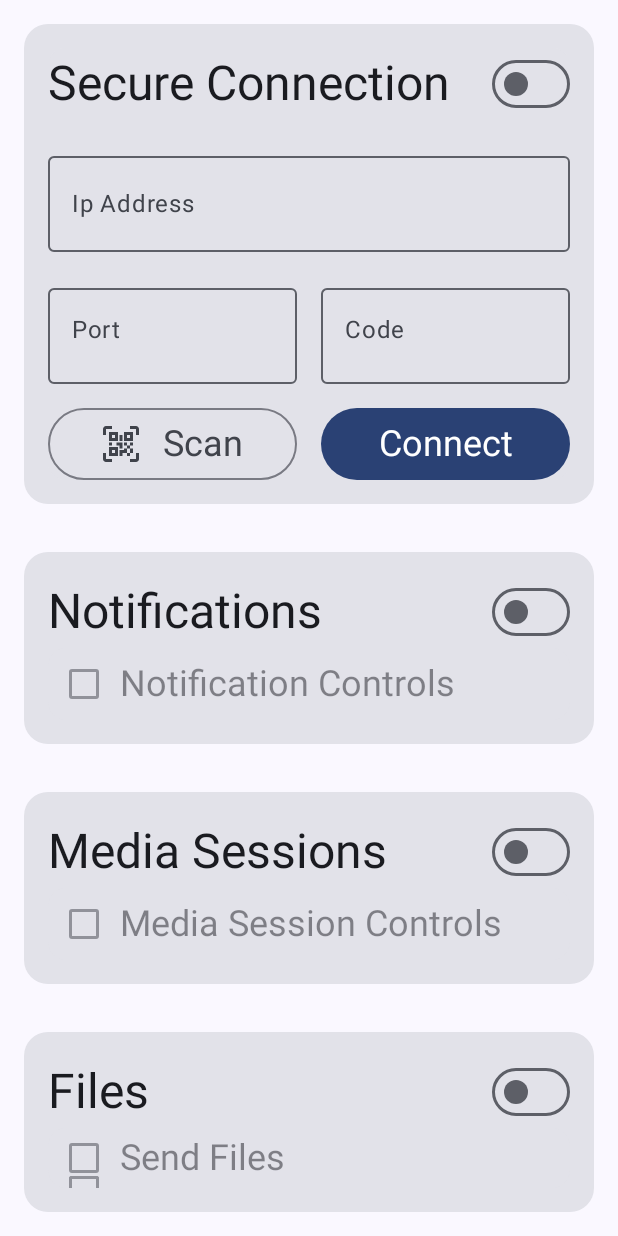
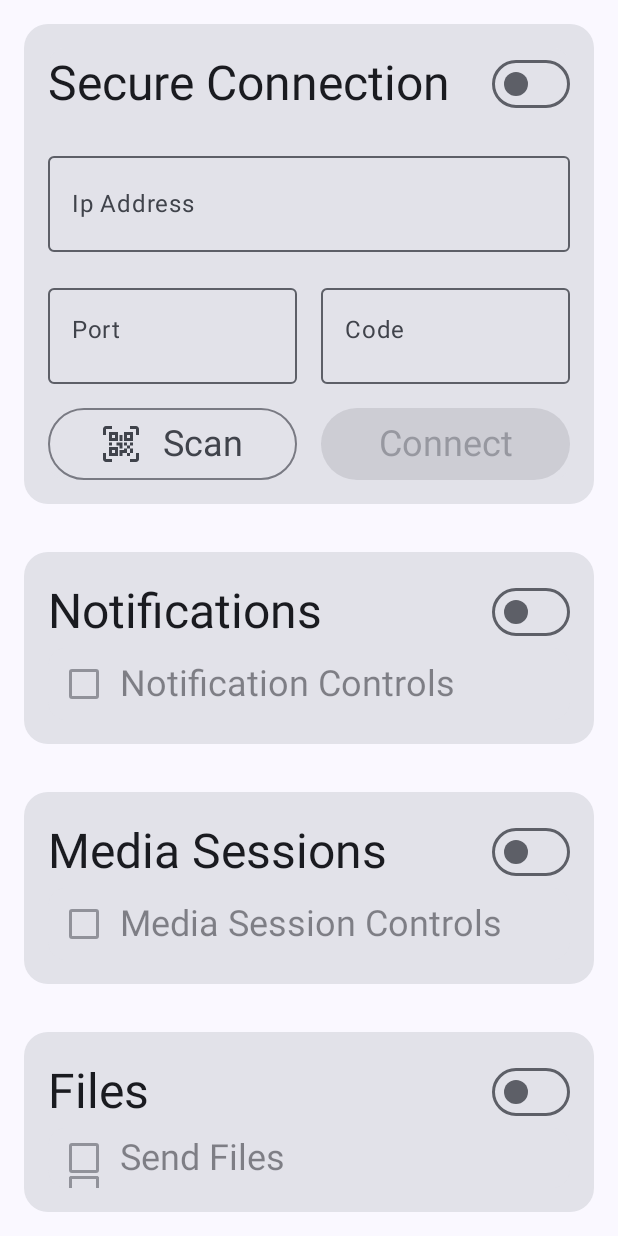
Before and after one commit to MusaKavak/uzayan-android, an Android app built with Jetpack Compose: the screen it shows after launch (MainActivity), on a phone screen of 412 x 824 dp. Run offline under Robolectric (Android 15) with nearby library versions, the phone set to English and light mode, and no system bars.

Commit message:
Connect Button

```diff
--- a/app/src/main/java/dev/musakavak/uzayan/MainActivity.kt
+++ b/app/src/main/java/dev/musakavak/uzayan/MainActivity.kt
@@ -27,7 +27,7 @@ class MainActivity : ComponentActivity() {
     override fun onCreate(savedInstanceState: Bundle?) {
         super.onCreate(savedInstanceState)
 
-        startService()
+        readUriAndStartService()
 
         val padding = 16.dp
         setContent {
@@ -39,7 +39,7 @@ class MainActivity : ComponentActivity() {
                         .padding(padding),
                 ) {
                     Column(horizontalAlignment = Alignment.CenterHorizontally) {
-                        ConnectionStateCard(padding)
+                        ConnectionStateCard(padding, ::startService)
                         Spacer(Modifier.padding(padding))
                         val sp = getSharedPreferences("uzayan_allow_list", Context.MODE_PRIVATE)
                         AllowListColumn(padding, AllowListManager(sp))
@@ -49,15 +49,24 @@ class MainActivity : ComponentActivity() {
         }
     }
 
-    private fun startService() {
+    private fun readUriAndStartService() {
         intent.data?.let {
             val ip = it.getQueryParameter("ip")
             val port = it.getQueryParameter("port")?.toIntOrNull()
-            val code = it.getQueryParameter("code")
+            val code = it.getQueryParameter("code")?.toIntOrNull()
             val secure = it.getQueryParameter("secure")?.toBooleanStrictOrNull()
 
+            startService(ip, port, code, secure)
+        }
+    }
+
+    private fun startService(
+        ip: String?,
+        port: Int?,
+        code: Int?,
+        secure: Boolean?
+    ) {
         if (ip != null && port != null && code != null && secure != null) {
-
             stopService(Intent(this, UzayanForegroundService::class.java))
 
             val intent = Intent(this, UzayanForegroundService::class.java).apply {
@@ -68,8 +77,6 @@ class MainActivity : ComponentActivity() {
             }
 
             startForegroundService(intent)
-                //    PairTool().sendPairRequest(ip, port, code, deviceName)
         }
     }
 }
-}
--- a/app/src/main/java/dev/musakavak/uzayan/components/ConnectionStateCard.kt
+++ b/app/src/main/java/dev/musakavak/uzayan/components/ConnectionStateCard.kt
@@ -20,7 +20,10 @@ import dev.musakavak.uzayan.R
 import dev.musakavak.uzayan.socket.ConnectionState
 
 @Composable
-fun ConnectionStateCard(padding: Dp) {
+fun ConnectionStateCard(
+    padding: Dp,
+    startService: (String?, Int?, Int?, Boolean?) -> Unit
+) {
     Card(
         modifier = Modifier
             .fillMaxWidth(),
@@ -30,7 +33,7 @@ fun ConnectionStateCard(padding: Dp) {
             modifier = Modifier.fillMaxWidth(),
         ) {
             if (ConnectionState.connectedClientName == null) {
-                ManualPairCard(padding)
+                ManualPairCard(padding, startService)
             }
         }
     }
--- a/app/src/main/java/dev/musakavak/uzayan/components/ManualPairCard.kt
+++ b/app/src/main/java/dev/musakavak/uzayan/components/ManualPairCard.kt
@@ -33,6 +33,7 @@ import dev.musakavak.uzayan.view_models.PairInputViewModel
 @Composable
 fun ManualPairCard(
     padding: Dp,
+    startService: (String?, Int?, Int?, Boolean?) -> Unit,
     vm: PairInputViewModel = viewModel(PairInputViewModel::class.java)
 ) {
     Card(
@@ -53,7 +54,10 @@ fun ManualPairCard(
             vm.isCodeValid
         )
         Spacer(modifier = Modifier.height(16.dp))
-        Buttons()
+        Buttons(
+            { startService(vm.ipAddress, vm.port, vm.code, vm.isConnectionSecure) },
+            vm.isAllValid
+        )
     }
 }
 
@@ -145,17 +149,19 @@ fun PortAndCode(
 }
 
 @Composable
-fun Buttons() {
+fun Buttons(
+    startService: () -> Unit,
+    isAllValid: Boolean
+) {
     Row(
         modifier = Modifier.fillMaxWidth(),
         horizontalArrangement = Arrangement.SpaceBetween
     ) {
-
         OutlinedButton(
             modifier = Modifier
                 .fillMaxWidth()
                 .weight(1f),
-            onClick = { /*TODO Import Qr Code Scanner*/ }
+            onClick = { }
         ) {
             Icon(
                 imageVector = ImageVector.vectorResource(R.drawable.scan),
@@ -166,7 +172,12 @@ fun Buttons() {
             Text(text = "Scan", style = MaterialTheme.typography.headlineSmall)
         }
         Spacer(modifier = Modifier.width(16.dp))
-        Button(onClick = { /*TODO*/ }, modifier = Modifier.weight(1f)) {
+        Button(
+            onClick = {
+                if (isAllValid) startService()
+            }, enabled = isAllValid,
+            modifier = Modifier.weight(1f)
+        ) {
             Text(text = "Connect", style = MaterialTheme.typography.headlineSmall)
         }
     }
--- a/app/src/main/java/dev/musakavak/uzayan/models/PairObject.kt
+++ b/app/src/main/java/dev/musakavak/uzayan/models/PairObject.kt
@@ -2,6 +2,6 @@ package dev.musakavak.uzayan.models
 
 data class PairObject(
     val port: Int,
-    var code: String,
+    var code: Int,
     var name: String
 )
--- a/app/src/main/java/dev/musakavak/uzayan/services/UzayanForegroundService.kt
+++ b/app/src/main/java/dev/musakavak/uzayan/services/UzayanForegroundService.kt
@@ -61,10 +61,10 @@ class UzayanForegroundService : Service() {
 
         val ip = extras.getString("u-ip")
         val port = extras.getInt("u-port")
-        val code = extras.getString("u-code")
+        val code = extras.getInt("u-code")
         val secure = extras.getBoolean("u-secure")
 
-        if (ip != null && port != 0 && code != null) {
+        if (ip != null && port != 0 && code != 0) {
             scope.launch {
                 server = Server(actions)
                 server!!.initialize(secure)
--- a/app/src/main/java/dev/musakavak/uzayan/socket/Pair.kt
+++ b/app/src/main/java/dev/musakavak/uzayan/socket/Pair.kt
@@ -13,7 +13,7 @@ suspend fun sendPairRequest(
     ip: String,
     localPort: Int,
     destinationPort: Int,
-    pairCode: String,
+    pairCode: Int,
     name: String
 ) = withContext(Dispatchers.IO) {
 
--- a/app/src/main/java/dev/musakavak/uzayan/view_models/PairInputViewModel.kt
+++ b/app/src/main/java/dev/musakavak/uzayan/view_models/PairInputViewModel.kt
@@ -20,6 +20,7 @@ class PairInputViewModel : ViewModel() {
     fun sIpAddress(value: String) {
         ipAddress = value
         isIpAddressValid = value.matches(ipAddressRegex)
+        sAllValid()
     }
 
     //Port
@@ -32,6 +33,7 @@ class PairInputViewModel : ViewModel() {
         val v = value.toIntOrNull()
         port = v
         isPortValid = v != null && v <= 65535
+        sAllValid()
     }
 
     //Code
@@ -43,5 +45,16 @@ class PairInputViewModel : ViewModel() {
     fun sCode(value: String) {
         code = value.toIntOrNull()
         isCodeValid = value.length == 6
+        sAllValid()
     }
+
+    //All
+    var isAllValid by mutableStateOf(false)
+        private set
+
+    private fun sAllValid() {
+        isAllValid = isIpAddressValid && isPortValid && isCodeValid
+    }
+
+    private fun getPairParameters() {}
 }
```
Lines whose indentation alone changed are shown as unchanged.
